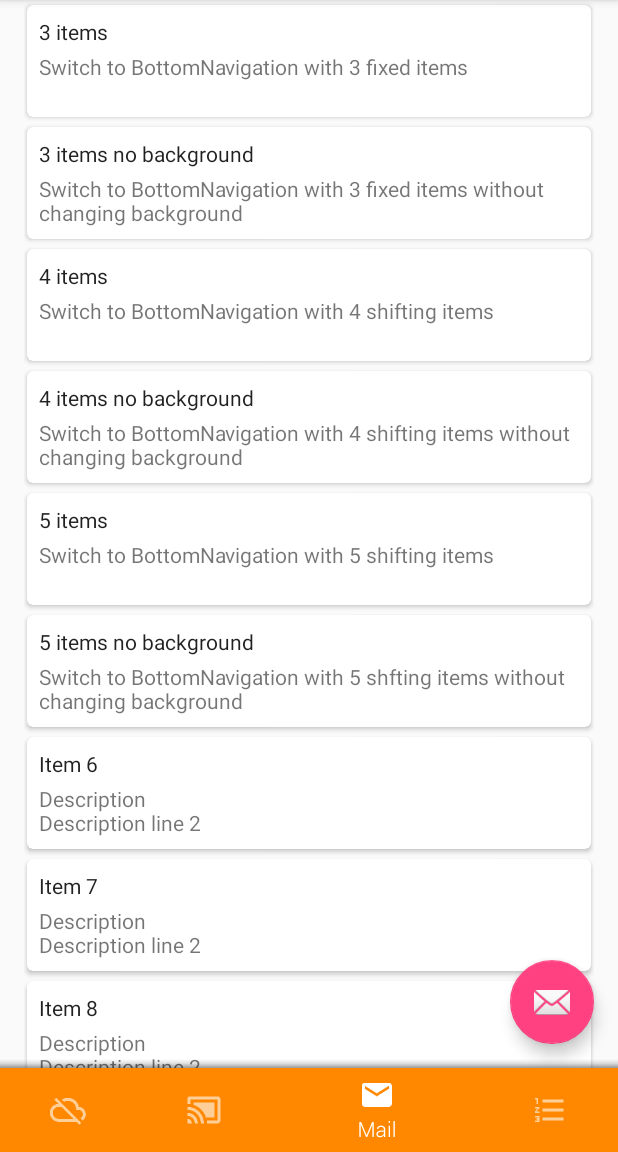
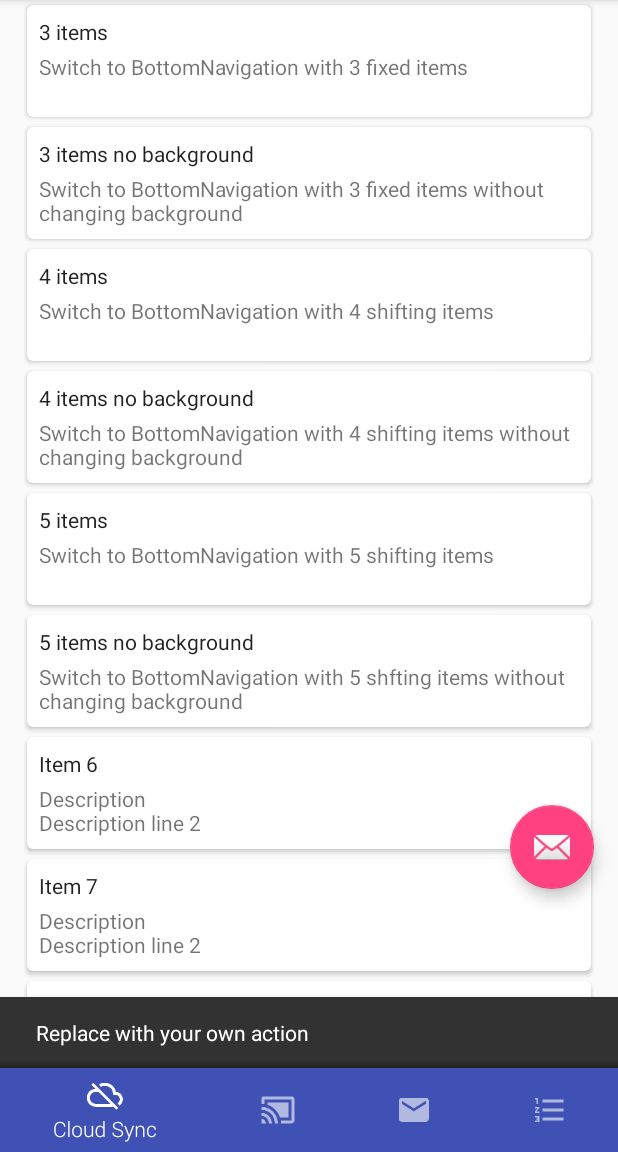
Before and after one commit to sephiroth74/Material-BottomNavigation, an Android app: the screen it shows after launch (MainActivity), after a tap on an icon or button, on a phone screen of 412 x 824 dp, the part 84-1236 px from its top. Run offline under Robolectric (Android 15) with nearby library versions, the phone set to English and light mode, and no system bars; libraries missing offline, so code that uses them is left out: com.readystatesoftware.systembartint, proguard.annotation; 9 statements that could not run were skipped.

Commit message:
restored snack bar

```diff
--- a/app/src/main/java/it/sephiroth/android/library/bottomnavigation/app/MainActivity.java
+++ b/app/src/main/java/it/sephiroth/android/library/bottomnavigation/app/MainActivity.java
@@ -71,12 +71,15 @@ public class MainActivity extends AppCompatActivity implements BottomNavigation.
                         @Override
                         public void run() {
                             //mBottomNavigation.setExpanded(!mBottomNavigation.isExpanded(), false);
-                            mBottomNavigation.setSelectedIndex(2, false);
+                            //mBottomNavigation.setSelectedIndex(2, false);
                         }
                     }, 200);
                 }
-                //                Snackbar.make(view, "Replace with your own action", Snackbar.LENGTH_LONG).setAction("Action",
-                // null).show();
+
+                Snackbar.make(view, "Replace with your own action", Snackbar.LENGTH_LONG).setAction(
+                    "Action",
+                    null
+                ).show();
             }
         });
 
```
